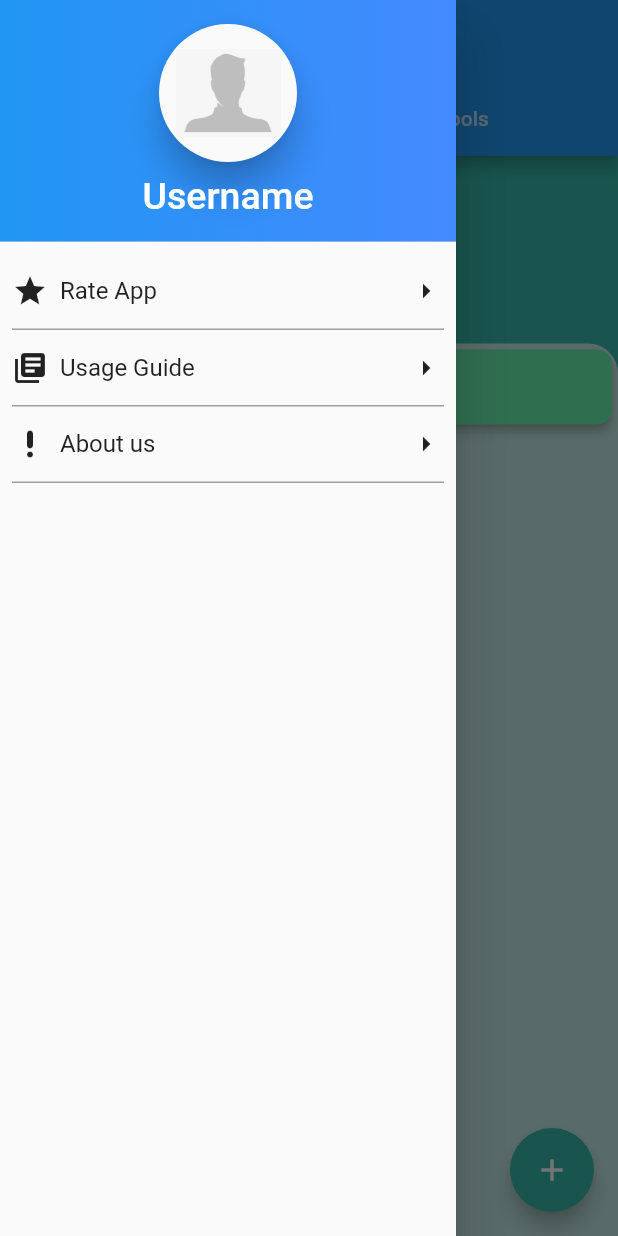
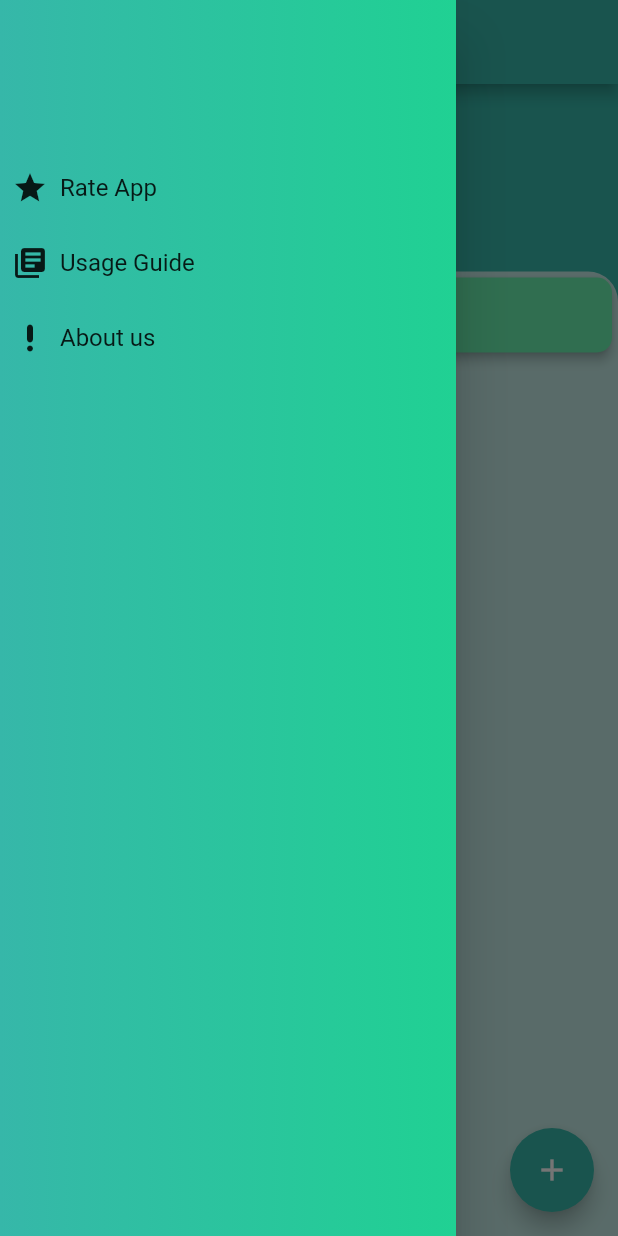
Before and after one commit to Abhay811/SMS-Forwarder, a Flutter app: the screen it shows after launch, with the side drawer open, on a phone screen of 412 x 824 dp. Run offline on Flutter 3.47's test engine with Material 2 defaults, Android fonts, the phone set to English and light mode, and no system bars.

Commit message:
Edited some ui elements

```diff
--- a/lib/customListTile.dart
+++ b/lib/customListTile.dart
@@ -11,15 +11,13 @@ class CustomListTile extends StatelessWidget {
   Widget build(BuildContext context) {
     return Padding(
       padding: const EdgeInsets.fromLTRB(8, 0, 8, 0),
-      child: Container(
-        decoration: BoxDecoration(
-          border: Border(
-            bottom: BorderSide(color: Colors.grey),
-          ),
-        ),
+      child: Material(
+        type: MaterialType.transparency,
         child: InkWell(
-          splashColor: kThemebgColor,
-          onTap: onTap,
+          splashColor: Colors.greenAccent,
+          onTap: () {
+            // setState()
+          },
           child: Container(
             height: 50,
             child: Row(
@@ -37,7 +35,6 @@ class CustomListTile extends StatelessWidget {
                     ),
                   ],
                 ),
-                Icon(Icons.arrow_right)
               ],
             ),
           ),
--- a/lib/homeScreen.dart
+++ b/lib/homeScreen.dart
@@ -1,9 +1,10 @@
 import 'package:flutter/material.dart';
+import 'package:sms_forwarder/style.dart';
 import './ruleListScreen.dart';
 import './navigationDrawer.dart';
 
 class HomeScreen extends StatelessWidget {
-    int index = 0;
+  int index = 0;
   List<Widget> list = [
     RuleListScreen(),
   ];
@@ -14,16 +15,7 @@ class HomeScreen extends StatelessWidget {
       child: Scaffold(
         appBar: AppBar(
           title: Text('SMS Forwarder'),
-          bottom: TabBar(
-            tabs: <Widget>[
-              Tab(
-                text: 'Rules',
-              ),
-              Tab(
-                text: 'Tools',
-              ),
-            ],
-          ),
+          backgroundColor: kThemebgColor,
         ),
         body: list[index],
         drawer: NavigationDrawer(),
--- a/lib/navigationDrawer.dart
+++ b/lib/navigationDrawer.dart
@@ -1,57 +1,33 @@
 import 'package:flutter/material.dart';
+import 'package:sms_forwarder/style.dart';
 import './customListTile.dart';
 
 class NavigationDrawer extends StatelessWidget {
   @override
   Widget build(BuildContext context) {
-    return Drawer(
-      child: ListView(
-        children: <Widget>[
-          DrawerHeader(
+    return SafeArea(
+      child: Drawer(
+        child: Container(
           decoration: BoxDecoration(
             gradient: LinearGradient(
               colors: <Color>[
-                  Colors.blue,
-                  Colors.blueAccent,
+                kThemebgColor,
+                kThemefgColor,
               ],
             ),
           ),
-            child: Container(
-              child: Column(
+          child: ListView(
             children: <Widget>[
-                  Material(
-                    borderRadius: BorderRadius.all(
-                      Radius.circular(50.0),
-                    ),
-                    elevation: 10,
-                    child: Padding(
-                      padding: EdgeInsets.all(11),
-                      child: Image.asset(
-                        'images/icon_male_pic.png',
-                        width: 70,
-                        height: 70,
-                      ),
-                    ),
-                  ),
-                  Padding(
-                    padding: const EdgeInsets.all(8.0),
-                    child: Text(
-                      'Username',
-                      style: TextStyle(
-                        color: Colors.white,
-                        fontSize: 25,
-                      ),
-                    ),
-                  )
-                ],
-              ),
-            ),
+              SizedBox(
+                height: 100,
               ),
               CustomListTile(Icons.star, 'Rate App', () => {}),
               CustomListTile(Icons.library_books, 'Usage Guide', () => {}),
               CustomListTile(Icons.priority_high_rounded, 'About us', () => {}),
             ],
           ),
+        ),
+      ),
     );
   }
 }
--- a/pubspec.yaml
+++ b/pubspec.yaml
@@ -45,8 +45,8 @@ flutter:
   uses-material-design: true
 
   # To add assets to your application, add an assets section, like this:
-  assets:
-    - images/icon_male_pic.png
+  #assets:
+
 
   # An image asset can refer to one or more resolution-specific "variants", see
   # https://flutter.dev/assets-and-images/#resolution-aware.
```
Also changed, not shown: images/icon_male_pic.png (deleted). Lines whose indentation alone changed are shown as unchanged.
